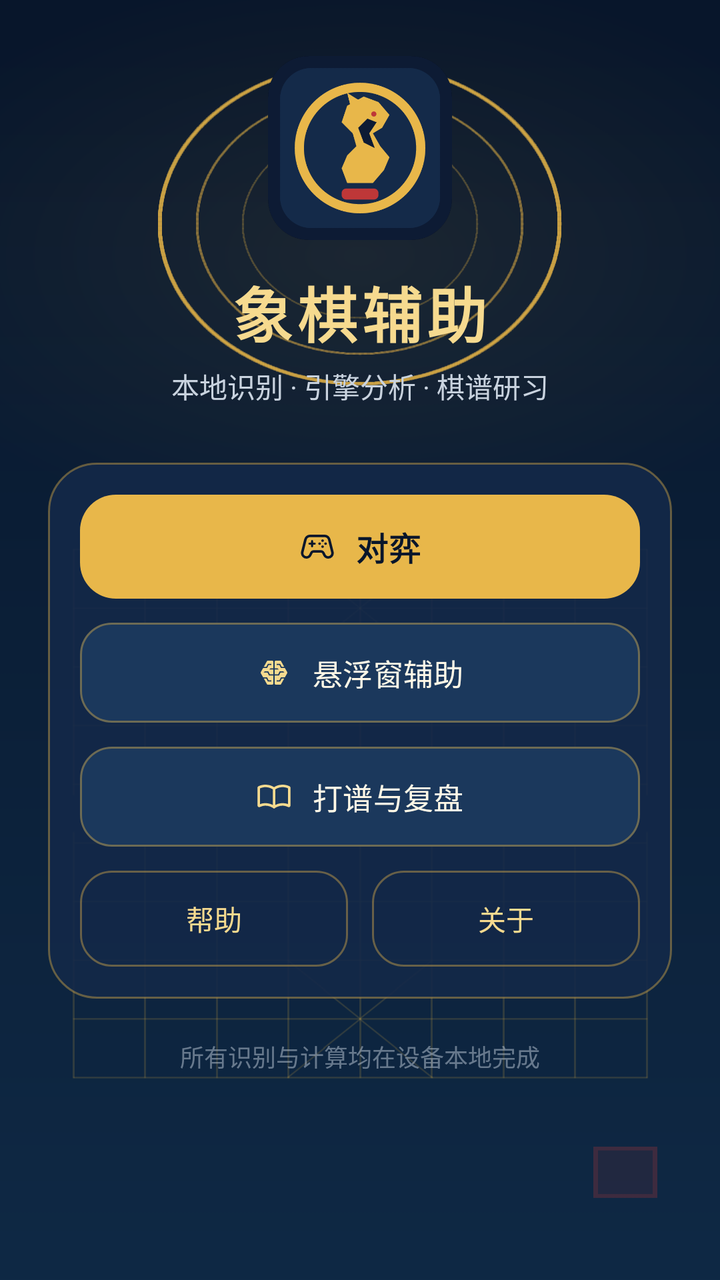
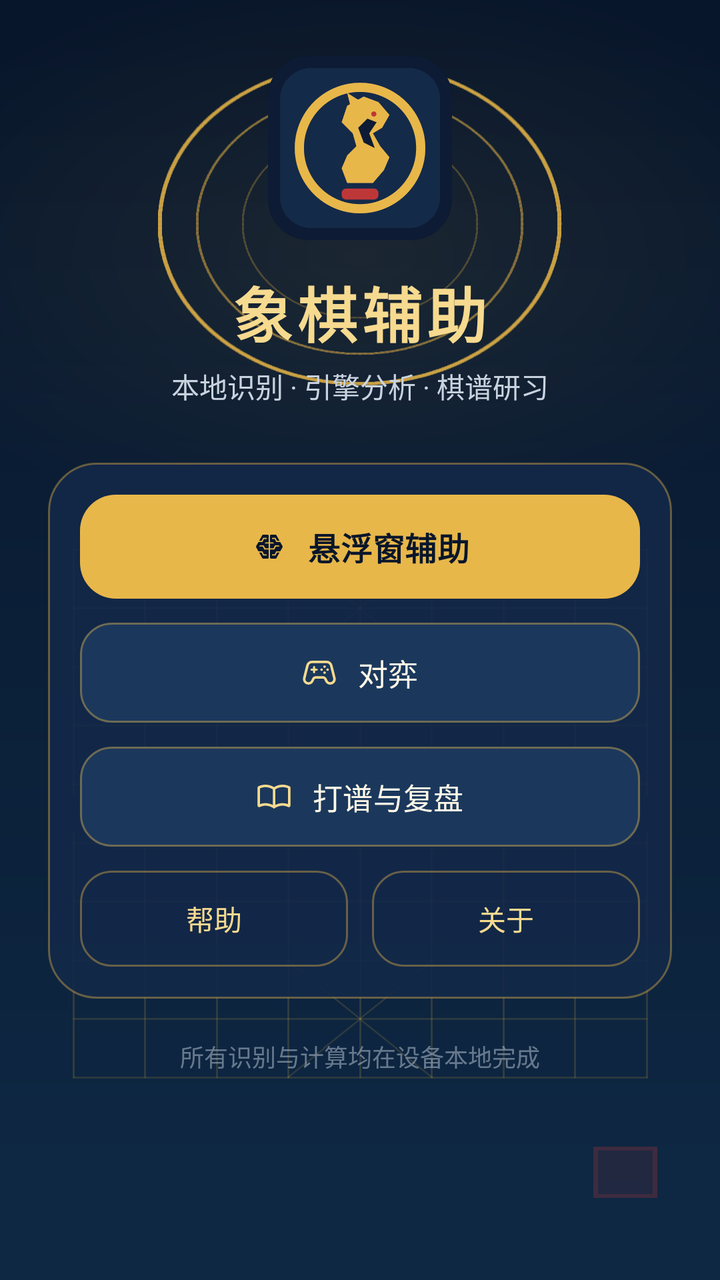

The first picture is an Android layout as it rendered before a commit; the second is the same layout after the commit. The layout source and the unified diff follow.
<!-- AndroidManifest.xml: application theme Theme.XiangqiAssist -->
<!-- res/layout/activity_main.xml -->
<?xml version="1.0" encoding="utf-8"?>
<ScrollView xmlns:android="http://schemas.android.com/apk/res/android"
    xmlns:app="http://schemas.android.com/apk/res-auto"
    xmlns:tools="http://schemas.android.com/tools"
    android:id="@+id/main"
    android:layout_width="match_parent"
    android:layout_height="match_parent"
    android:background="@drawable/app_background"
    android:clipToPadding="false"
    android:fillViewport="true"
    android:overScrollMode="never"
    tools:context=".MainActivity">

    <LinearLayout
        android:layout_width="match_parent"
        android:layout_height="wrap_content"
        android:layout_gravity="center"
        android:gravity="center_horizontal"
        android:orientation="vertical"
        android:paddingStart="24dp"
        android:paddingTop="28dp"
        android:paddingEnd="24dp"
        android:paddingBottom="28dp">

        <ImageView
            android:layout_width="92dp"
            android:layout_height="92dp"
            android:contentDescription="象棋辅助 Logo"
            android:src="@drawable/app_logo_large" />

        <TextView
            android:layout_width="wrap_content"
            android:layout_height="wrap_content"
            android:layout_marginTop="14dp"
            android:fontFamily="sans-serif-medium"
            android:letterSpacing="0.08"
            android:text="象棋辅助"
            android:textColor="@color/brand_gold_300"
            android:textSize="30sp"
            android:textStyle="bold" />

        <TextView
            android:layout_width="wrap_content"
            android:layout_height="wrap_content"
            android:layout_marginTop="5dp"
            android:text="本地识别 · 引擎分析 · 棋谱研习"
            android:textColor="@color/brand_text_secondary"
            android:textSize="14sp" />

        <LinearLayout
            android:layout_width="match_parent"
            android:layout_height="wrap_content"
            android:layout_marginTop="28dp"
            android:background="@drawable/app_panel_bg"
            android:orientation="vertical">

            <com.google.android.material.button.MaterialButton
                android:id="@+id/button_play"
                style="@style/Widget.XiangqiAssist.Button.Primary"
                android:layout_width="match_parent"
                android:layout_height="wrap_content"
                android:text="对弈"
                android:textAllCaps="false"
                app:icon="@drawable/game"
                app:iconGravity="textStart"
                app:iconPadding="10dp"
                app:iconTint="@color/brand_navy_950" />

            <com.google.android.material.button.MaterialButton
                android:id="@+id/button_link"
                style="@style/Widget.XiangqiAssist.Button.Secondary"
                android:layout_width="match_parent"
                android:layout_height="wrap_content"
                android:layout_marginTop="12dp"
                android:text="悬浮窗辅助"
                android:textAllCaps="false"
                app:icon="@drawable/intelligence"
                app:iconGravity="textStart"
                app:iconPadding="10dp"
                app:iconTint="@color/brand_gold_300" />

            <com.google.android.material.button.MaterialButton
                android:id="@+id/button_learn"
                style="@style/Widget.XiangqiAssist.Button.Secondary"
                android:layout_width="match_parent"
                android:layout_height="wrap_content"
                android:layout_marginTop="12dp"
                android:text="打谱与复盘"
                android:textAllCaps="false"
                app:icon="@drawable/manual"
                app:iconGravity="textStart"
                app:iconPadding="10dp"
                app:iconTint="@color/brand_gold_300" />

            <LinearLayout
                android:layout_width="match_parent"
                android:layout_height="wrap_content"
                android:layout_marginTop="12dp"
                android:orientation="horizontal">

                <com.google.android.material.button.MaterialButton
                    android:id="@+id/button_help"
                    style="@style/Widget.XiangqiAssist.Button.Quiet"
                    android:layout_width="0dp"
                    android:layout_height="wrap_content"
                    android:layout_marginEnd="6dp"
                    android:layout_weight="1"
                    android:text="帮助"
                    android:textAllCaps="false" />

                <com.google.android.material.button.MaterialButton
                    android:id="@+id/button_about"
                    style="@style/Widget.XiangqiAssist.Button.Quiet"
                    android:layout_width="0dp"
                    android:layout_height="wrap_content"
                    android:layout_marginStart="6dp"
                    android:layout_weight="1"
                    android:text="关于"
                    android:textAllCaps="false" />
            </LinearLayout>
        </LinearLayout>

        <TextView
            android:layout_width="wrap_content"
            android:layout_height="wrap_content"
            android:layout_marginTop="20dp"
            android:text="所有识别与计算均在设备本地完成"
            android:textColor="#8FAEBBC9"
            android:textSize="12sp" />
    </LinearLayout>
</ScrollView>
<!-- resources referenced by this layout -->
<resources>
  <color name="brand_gold_300">#F6DA8F</color>
  <color name="brand_navy_950">#08162B</color>
  <color name="brand_text_secondary">#C9D3DF</color>
  <!-- drawable app_panel_bg (drawable) -->
  <?xml version="1.0" encoding="utf-8"?>
  <shape xmlns:android="http://schemas.android.com/apk/res/android" android:shape="rectangle">
      <solid android:color="@color/brand_surface" />
      <stroke android:width="1dp" android:color="@color/brand_outline" />
      <corners android:radius="24dp" />
      <padding android:left="16dp" android:top="16dp" android:right="16dp" android:bottom="16dp" />
  </shape>
  <style name="Widget.XiangqiAssist.Button.Primary" parent="Widget.Material3.Button">
          <item name="android:minHeight">52dp</item>
          <item name="android:textColor">@color/brand_navy_950</item>
          <item name="android:textSize">16sp</item>
          <item name="android:textStyle">bold</item>
          <item name="backgroundTint">@color/app_button_primary_tint</item>
          <item name="cornerRadius">18dp</item>
          <item name="android:insetTop">0dp</item>
          <item name="android:insetBottom">0dp</item>
      </style>
  <style name="Widget.XiangqiAssist.Button.Quiet" parent="Widget.Material3.Button.OutlinedButton">
          <item name="android:minHeight">48dp</item>
          <item name="android:textColor">@color/brand_gold_300</item>
          <item name="android:textSize">14sp</item>
          <item name="strokeColor">@color/brand_outline</item>
          <item name="strokeWidth">1dp</item>
          <item name="cornerRadius">16dp</item>
          <item name="android:insetTop">0dp</item>
          <item name="android:insetBottom">0dp</item>
      </style>
  <style name="Widget.XiangqiAssist.Button.Secondary" parent="Widget.Material3.Button">
          <item name="android:minHeight">50dp</item>
          <item name="android:textColor">@color/brand_text_primary</item>
          <item name="android:textSize">15sp</item>
          <item name="backgroundTint">@color/app_button_secondary_tint</item>
          <item name="strokeColor">@color/brand_outline</item>
          <item name="strokeWidth">1dp</item>
          <item name="cornerRadius">16dp</item>
          <item name="android:insetTop">0dp</item>
          <item name="android:insetBottom">0dp</item>
      </style>
  <style name="Theme.XiangqiAssist" parent="Base.Theme.XiangqiAssist" />
  <color name="brand_surface">#E6132849</color>
  <color name="brand_outline">#66E8B74A</color>
  <color name="brand_text_primary">#FFF8E7</color>
  <style name="Base.Theme.XiangqiAssist" parent="Theme.Material3.DayNight.NoActionBar">
          <item name="colorPrimary">@color/brand_gold_500</item>
          <item name="colorOnPrimary">@color/brand_navy_950</item>
          <item name="colorSecondary">@color/brand_teal_500</item>
          <item name="colorOnSecondary">@color/white</item>
          <item name="colorSurface">@color/brand_navy_800</item>
          <item name="colorOnSurface">@color/brand_text_primary</item>
          <item name="colorOutline">@color/brand_outline</item>
          <item name="android:colorAccent">@color/brand_gold_500</item>
          <item name="android:windowBackground">@color/brand_navy_950</item>
          <item name="android:statusBarColor">@android:color/transparent</item>
          <item name="android:navigationBarColor">@android:color/transparent</item>
          <item name="android:windowLightStatusBar">false</item>
          <item name="android:windowLightNavigationBar">false</item>
          <item name="android:windowActionModeOverlay">true</item>
          <item name="android:windowNoTitle">true</item>
          <item name="android:enforceStatusBarContrast" tools:targetApi="q">false</item>
          <item name="android:enforceNavigationBarContrast" tools:targetApi="q">false</item>
      </style>
  <color name="brand_gold_500">#E8B74A</color>
  <color name="brand_teal_500">#3C8D91</color>
  <color name="white">#FFFFFFFF</color>
  <color name="brand_navy_800">#142A49</color>
  <!-- unchanged entries left out for length: 5 -->
</resources>

<!-- the commit's change to res/layout/activity_main.xml (unified diff, before → after) -->
@@ -55,26 +55,26 @@
             android:orientation="vertical">
 
             <com.google.android.material.button.MaterialButton
-                android:id="@+id/button_play"
+                android:id="@+id/button_link"
                 style="@style/Widget.XiangqiAssist.Button.Primary"
                 android:layout_width="match_parent"
                 android:layout_height="wrap_content"
-                android:text="对弈"
+                android:text="悬浮窗辅助"
                 android:textAllCaps="false"
-                app:icon="@drawable/game"
+                app:icon="@drawable/intelligence"
                 app:iconGravity="textStart"
                 app:iconPadding="10dp"
                 app:iconTint="@color/brand_navy_950" />
 
             <com.google.android.material.button.MaterialButton
-                android:id="@+id/button_link"
+                android:id="@+id/button_play"
                 style="@style/Widget.XiangqiAssist.Button.Secondary"
                 android:layout_width="match_parent"
                 android:layout_height="wrap_content"
                 android:layout_marginTop="12dp"
-                android:text="悬浮窗辅助"
+                android:text="对弈"
                 android:textAllCaps="false"
-                app:icon="@drawable/intelligence"
+                app:icon="@drawable/game"
                 app:iconGravity="textStart"
                 app:iconPadding="10dp"
                 app:iconTint="@color/brand_gold_300" />
